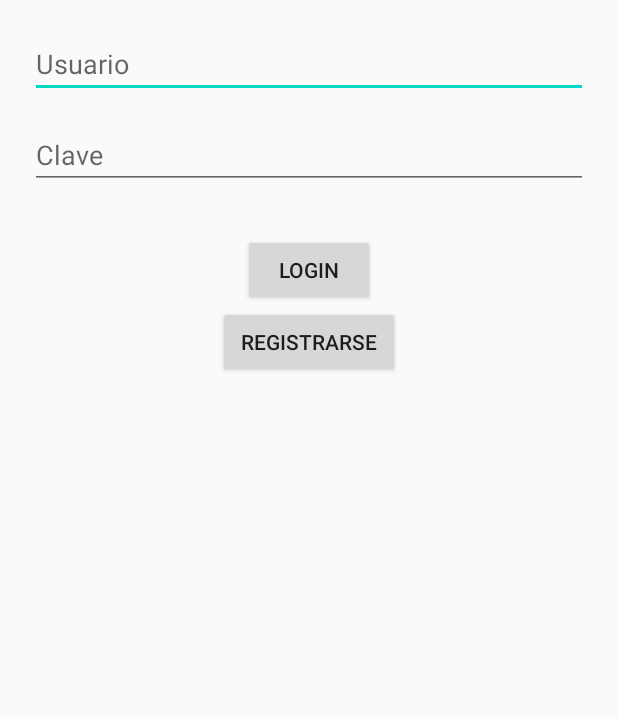
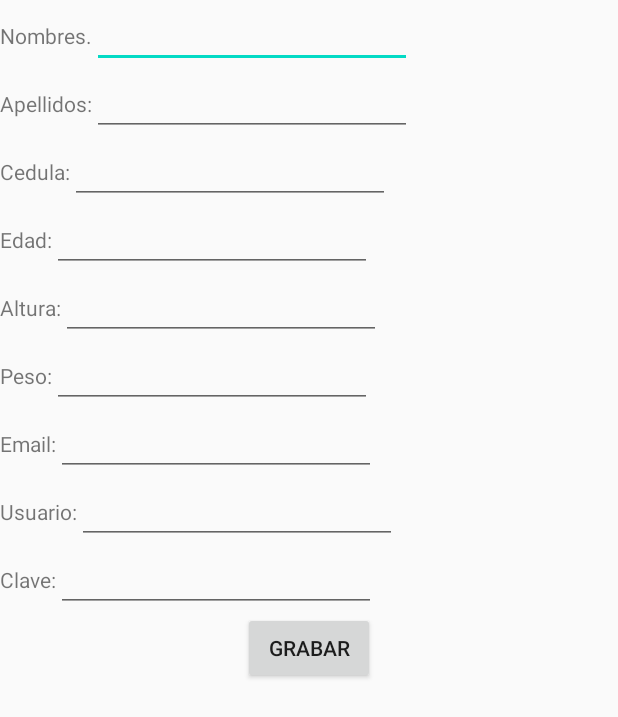
Before and after one commit to emanuelalava/mediconline, an Android app: the screen it shows after launch (MainActivity before the commit, formulario_registro after it), after a tap on "REGISTRARSE", on a phone screen of 412 x 824 dp. Shown: the top 717 px of the screen. Run offline under Robolectric (Android 15) with nearby library versions, the phone set to English and light mode, and no system bars.

Commit message:
Formulario Registro

```diff
--- a/app/src/main/AndroidManifest.xml
+++ b/app/src/main/AndroidManifest.xml
@@ -9,19 +9,23 @@
         android:roundIcon="@mipmap/ic_launcher_round"
         android:supportsRtl="true"
         android:theme="@style/AppTheme">
+        <activity android:name=".formulario_registro"></activity>
         <activity android:name=".SplashActivity">
             <intent-filter>
                 <action android:name="android.intent.action.MAIN" />
+
                 <category android:name="android.intent.category.LAUNCHER" />
             </intent-filter>
         </activity>
         <activity android:name=".MainActivity">
-<!--            <intent-filter>
+
+            <!--
+                <intent-filter>
                 <action android:name="android.intent.action.MAIN" />
 
                 <category android:name="android.intent.category.LAUNCHER" />
             </intent-filter>
--->
+            -->
         </activity>
     </application>
 
--- a/app/src/main/java/com/example/mediconline/MainActivity.java
+++ b/app/src/main/java/com/example/mediconline/MainActivity.java
@@ -42,7 +42,7 @@ public class MainActivity extends AppCompatActivity {
         if (v.getId() == R.id.btnLogin) {
             Log.d("mensaje", "ïngreso");
         } else if (v.getId() == R.id.btnRegistro) {
+
         }
     }
 }
-}
--- /dev/null
+++ b/app/src/main/java/com/example/mediconline/formulario_registro.java
@@ -0,0 +1,44 @@
+package com.example.mediconline;
+
+import androidx.appcompat.app.AppCompatActivity;
+import androidx.core.app.NotificationCompat;
+
+import android.app.NotificationManager;
+import android.app.PendingIntent;
+import android.content.Context;
+import android.content.Intent;
+import android.os.Bundle;
+import android.view.View;
+
+public class formulario_registro extends AppCompatActivity {
+
+    @Override
+    protected void onCreate(Bundle savedInstanceState) {
+        super.onCreate(savedInstanceState);
+        setContentView(R.layout.activity_formulario_registro);
+    }
+
+    public void insertarpaciente(View v){
+        addNotification();
+    }
+
+    private void addNotification(){
+        NotificationCompat.Builder builder=
+                new NotificationCompat.Builder(this)
+                .setSmallIcon(R.drawable.aa)
+                .setContentTitle("Se ha registrado con éxito")
+                .setContentText("Revise su correo electrónico en los próximos 2 días")
+                .setAutoCancel(true)
+                .setPriority(NotificationCompat.PRIORITY_DEFAULT);
+
+        Intent notificationIntent = new Intent(this, formulario_registro.class);
+        notificationIntent.addFlags(Intent.FLAG_ACTIVITY_CLEAR_TOP);
+        notificationIntent.putExtra("message","This is a notification message");
+
+        PendingIntent pendingIntent= PendingIntent.getActivity(this,0,notificationIntent,PendingIntent.FLAG_UPDATE_CURRENT);
+        builder.setContentIntent(pendingIntent);
+        NotificationManager manager=(NotificationManager) getSystemService(Context.NOTIFICATION_SERVICE);
+        manager.notify(0,builder.build());
+
+    }
+}
--- /dev/null
+++ b/app/src/main/res/layout/activity_formulario_registro.xml
@@ -0,0 +1,198 @@
+<?xml version="1.0" encoding="utf-8"?>
+<LinearLayout xmlns:android="http://schemas.android.com/apk/res/android"
+    android:layout_width="match_parent"
+    android:layout_height="match_parent"
+    android:orientation="vertical">
+
+    <LinearLayout
+        android:layout_width="match_parent"
+        android:layout_height="wrap_content"
+        android:orientation="horizontal">
+
+        <TextView
+            android:id="@+id/txtNombre"
+            android:layout_width="wrap_content"
+            android:layout_height="wrap_content"
+            android:text="Nombres." />
+
+        <EditText
+            android:id="@+id/editNombre"
+            android:layout_width="wrap_content"
+            android:layout_height="wrap_content"
+            android:ems="10"
+            android:importantForAutofill="no"
+            android:inputType="textPersonName"
+            android:text="" />
+
+    </LinearLayout>
+
+    <LinearLayout
+        android:layout_width="match_parent"
+        android:layout_height="wrap_content"
+        android:orientation="horizontal">
+
+        <TextView
+            android:id="@+id/txtApellido"
+            android:layout_width="wrap_content"
+            android:layout_height="wrap_content"
+            android:text="Apellidos:" />
+
+        <EditText
+            android:id="@+id/editApellido"
+            android:layout_width="wrap_content"
+            android:layout_height="wrap_content"
+            android:ems="10"
+            android:importantForAutofill="no"
+            android:inputType="textPersonName"
+            android:text="" />
+    </LinearLayout>
+
+    <LinearLayout
+        android:layout_width="match_parent"
+        android:layout_height="wrap_content"
+        android:orientation="horizontal">
+
+        <TextView
+            android:id="@+id/txtCedula"
+            android:layout_width="wrap_content"
+            android:layout_height="wrap_content"
+            android:text="Cedula:" />
+
+        <EditText
+            android:id="@+id/editCedula"
+            android:layout_width="wrap_content"
+            android:layout_height="wrap_content"
+            android:ems="10"
+            android:inputType="number"
+            android:text="" />
+    </LinearLayout>
+
+    <LinearLayout
+        android:layout_width="match_parent"
+        android:layout_height="wrap_content"
+        android:orientation="horizontal">
+
+        <TextView
+            android:id="@+id/txtEdad"
+            android:layout_width="wrap_content"
+            android:layout_height="wrap_content"
+            android:text="Edad:" />
+
+        <EditText
+            android:id="@+id/editEdad"
+            android:layout_width="wrap_content"
+            android:layout_height="wrap_content"
+            android:ems="10"
+            android:inputType="number"
+            android:text="" />
+    </LinearLayout>
+
+    <LinearLayout
+        android:layout_width="match_parent"
+        android:layout_height="wrap_content"
+        android:orientation="horizontal">
+
+        <TextView
+            android:id="@+id/txtAltura"
+            android:layout_width="wrap_content"
+            android:layout_height="wrap_content"
+            android:text="Altura:" />
+
+        <EditText
+            android:id="@+id/editAltura"
+            android:layout_width="wrap_content"
+            android:layout_height="wrap_content"
+            android:ems="10"
+            android:inputType="numberDecimal"
+            android:text="" />
+    </LinearLayout>
+
+    <LinearLayout
+        android:layout_width="match_parent"
+        android:layout_height="wrap_content"
+        android:orientation="horizontal">
+
+        <TextView
+            android:id="@+id/txtPeso"
+            android:layout_width="wrap_content"
+            android:layout_height="wrap_content"
+            android:text="Peso:" />
+
+        <EditText
+            android:id="@+id/editPeso"
+            android:layout_width="wrap_content"
+            android:layout_height="wrap_content"
+            android:ems="10"
+            android:inputType="numberDecimal"
+            android:text="" />
+    </LinearLayout>
+
+    <LinearLayout
+        android:layout_width="match_parent"
+        android:layout_height="wrap_content"
+        android:orientation="horizontal">
+
+        <TextView
+            android:id="@+id/txtEmail"
+            android:layout_width="wrap_content"
+            android:layout_height="wrap_content"
+            android:text="Email:" />
+
+        <EditText
+            android:id="@+id/editEmail"
+            android:layout_width="wrap_content"
+            android:layout_height="wrap_content"
+            android:ems="10"
+            android:inputType="textEmailAddress"
+            android:text="" />
+    </LinearLayout>
+
+    <LinearLayout
+        android:layout_width="match_parent"
+        android:layout_height="wrap_content"
+        android:orientation="horizontal">
+
+        <TextView
+            android:id="@+id/txtUsuario"
+            android:layout_width="wrap_content"
+            android:layout_height="wrap_content"
+            android:text="Usuario:" />
+
+        <EditText
+            android:id="@+id/editUsuario"
+            android:layout_width="wrap_content"
+            android:layout_height="wrap_content"
+            android:ems="10"
+            android:text="" />
+    </LinearLayout>
+
+    <LinearLayout
+        android:layout_width="match_parent"
+        android:layout_height="wrap_content"
+        android:orientation="horizontal">
+
+        <TextView
+            android:id="@+id/txtClave"
+            android:layout_width="wrap_content"
+            android:layout_height="wrap_content"
+            android:text="Clave:" />
+
+        <EditText
+            android:id="@+id/editClave"
+            android:layout_width="wrap_content"
+            android:layout_height="wrap_content"
+            android:ems="10"
+            android:inputType="textPassword"
+            android:text="" />
+    </LinearLayout>
+
+    <Button
+        android:id="@+id/btnGrabaregistro"
+        android:layout_width="wrap_content"
+        android:layout_height="wrap_content"
+        android:layout_gravity="center_horizontal"
+        android:onClick="insertarpaciente"
+        android:text="Grabar" />
+
+
+</LinearLayout>
--- a/app/src/main/res/layout/activity_main.xml
+++ b/app/src/main/res/layout/activity_main.xml
@@ -33,5 +33,5 @@
         android:layout_gravity="center_horizontal"
         android:paddingLeft="15dip"
         android:paddingRight="15dip"
-        android:onClick="Registrarse"/>
+        android:onClick="registrarse"/>
 </LinearLayout>
```
Also changed, not shown: app/src/main/res/drawable/aa.png (added).
